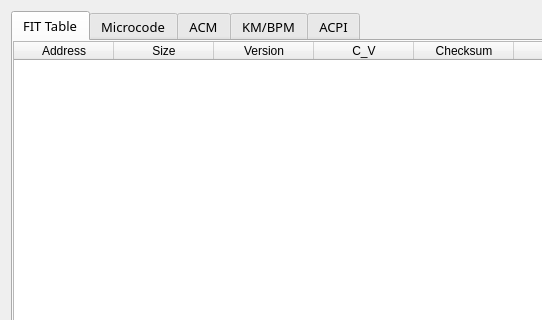
Before: the Qt Designer form Window/InfoWindow/InfoWindow.ui in stephan-zhuchen/BIOS-Viewer, drawn with Qt 5; both pictures show x 0 to 542 and y 0 to 320 of the 800 by 500 pixel window.
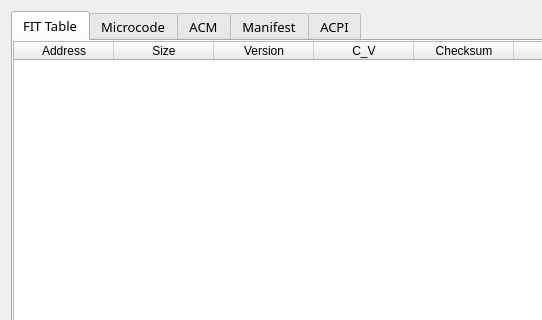
After: the same form once the commit is applied.

Commit message: Add FSP Boot Manifest Support

```diff
--- a/Window/InfoWindow/InfoWindow.ui
+++ b/Window/InfoWindow/InfoWindow.ui
@@ -185,7 +185,7 @@
      </widget>
      <widget class="QWidget" name="BootGuardTab">
       <attribute name="title">
-       <string>KM/BPM</string>
+       <string>Manifest</string>
       </attribute>
       <layout class="QHBoxLayout" name="horizontalLayout_5">
        <property name="spacing">
```
The commit also changes 15 other files.
